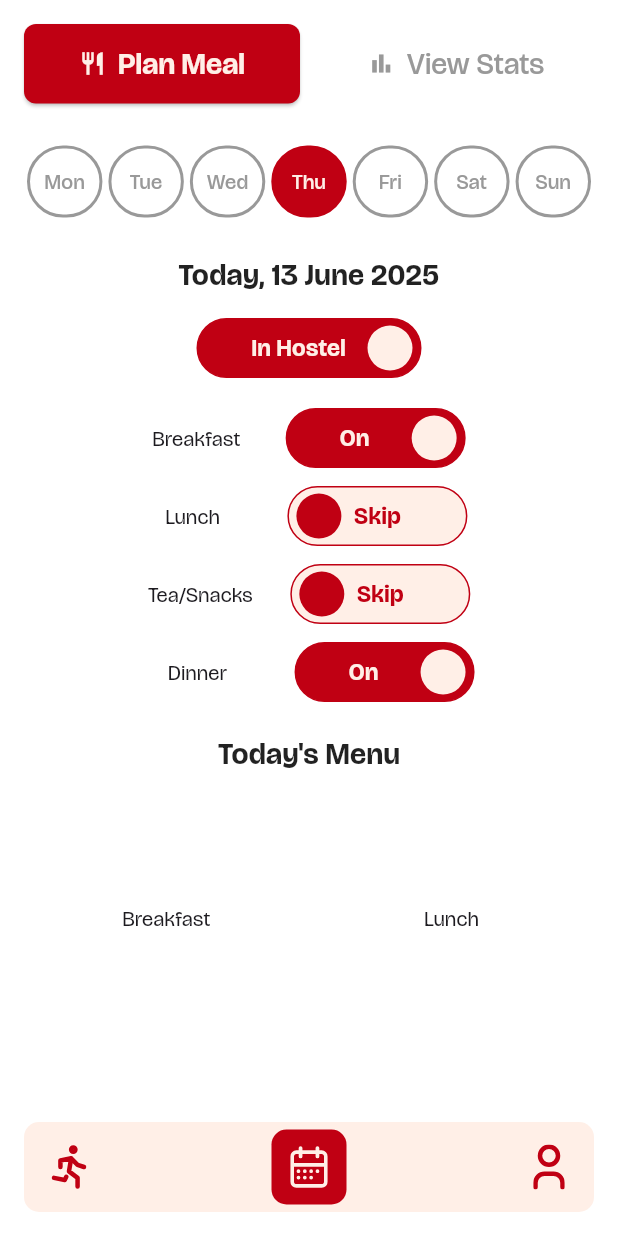
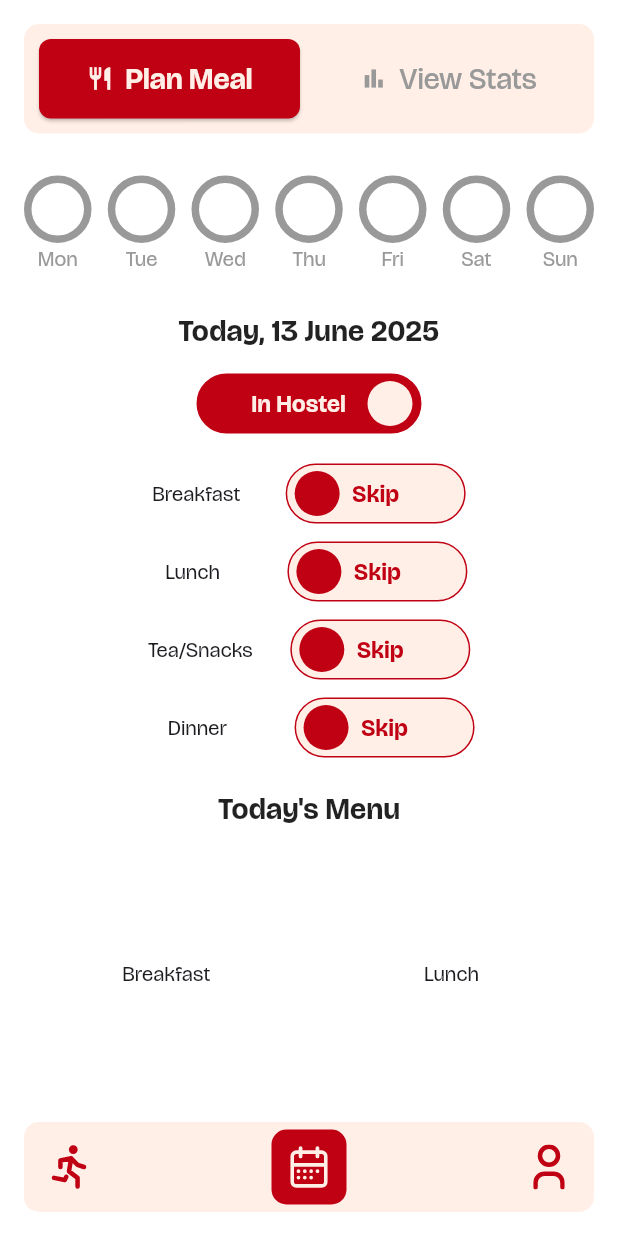
Before and after one commit to roamingworks/Roost, a Flutter app: the ViewState screen opened by its route, after a tap on "Plan Meal", on a phone screen of 412 x 824 dp. Run offline on Flutter 3.47's test engine with Material 3 defaults, Android fonts, the phone set to English and light mode, and no system bars; our stand-ins replace flutter_svg, image_picker; project files that could hold a hidden picture were left out.

Commit message:
Weeks Circles are Created

```diff
--- /dev/null
+++ b/frontend/lib/Components/circle_paint.dart
@@ -0,0 +1,45 @@
+import 'package:flutter/material.dart';
+import 'dart:math';
+import 'package:frontend/Constants/colors.dart';
+
+class CircleProgressPainter extends CustomPainter {
+  final double progress;
+
+  CircleProgressPainter(this.progress);
+
+  @override
+  void paint(Canvas canvas, Size size) {
+    double strokeWidth = 5.0;
+    double radius = (size.width - strokeWidth) / 2;
+    Offset center = Offset(size.width / 2, size.height / 2);
+
+    // Draw gray full circle
+    Paint grayPaint = Paint()
+      ..color = ColorTheme.textSecondary
+      ..strokeWidth = strokeWidth
+      ..style = PaintingStyle.stroke;
+
+    canvas.drawCircle(center, radius, grayPaint);
+
+    // Draw red arc (partial)
+    Paint redPaint = Paint()
+      ..color = ColorTheme.appTertiary
+      ..strokeWidth = strokeWidth
+      ..style = PaintingStyle.stroke
+      ..strokeCap = StrokeCap.round;
+
+    double startAngle = -pi / 2; // Top
+    double sweepAngle = 2 * pi * progress;
+
+    canvas.drawArc(
+      Rect.fromCircle(center: center, radius: radius),
+      startAngle,
+      sweepAngle,
+      false,
+      redPaint,
+    );
+  }
+
+  @override
+  bool shouldRepaint(CustomPainter oldDelegate) => true;
+}
--- a/frontend/lib/Components/togglehostel.dart
+++ b/frontend/lib/Components/togglehostel.dart
@@ -9,11 +9,11 @@ class ToggleHostelButton extends StatefulWidget {
 }
 
 class _ToggleHostelButtonState extends State<ToggleHostelButton> {
-  bool isOn = false;
+  bool outHostel = false;
 
   void toggleSwitch() {
     setState(() {
-      isOn = !isOn;
+      outHostel = !outHostel;
     });
   }
 
@@ -28,21 +28,21 @@ class _ToggleHostelButtonState extends State<ToggleHostelButton> {
         padding: const EdgeInsets.symmetric(horizontal: 5),
         decoration: BoxDecoration(
           border: Border.all(color: ColorTheme.appTertiary, width: 1),
-          color: isOn ? ColorTheme.appSecondary : ColorTheme.appTertiary,
+          color: outHostel ? ColorTheme.appSecondary : ColorTheme.appTertiary,
           borderRadius: BorderRadius.circular(30),
         ),
         child: Stack(
           children: [
             Padding(
               padding:
-                  isOn ? EdgeInsets.only(left: 45) : EdgeInsets.only(right: 14),
+                  outHostel ? EdgeInsets.only(left: 45) : EdgeInsets.only(right: 14),
               child: Align(
-                alignment: isOn ? Alignment(-0.5, 0) : Alignment.center,
+                alignment: outHostel ? Alignment(-0.5, 0) : Alignment.center,
                 child: Text(
-                  isOn ? 'Away' : 'In Hostel',
+                  outHostel ? 'Away' : 'In Hostel',
                   style: TextStyle(
                     color:
-                        isOn ? ColorTheme.appTertiary: ColorTheme.appSecondary,
+                        outHostel ? ColorTheme.appTertiary: ColorTheme.appSecondary,
                     fontSize: 16,
                     fontWeight: FontWeight.bold,
                   ),
@@ -53,13 +53,13 @@ class _ToggleHostelButtonState extends State<ToggleHostelButton> {
             AnimatedAlign(
               duration: const Duration(milliseconds: 300),
               curve: Curves.easeInOut,
-              alignment: isOn ? Alignment.centerLeft : Alignment.centerRight,
+              alignment: outHostel ? Alignment.centerLeft : Alignment.centerRight,
               child: Container(
                 width: 30,
                 height: 30,
                 decoration: BoxDecoration(
                   color:
-                      isOn ? ColorTheme.appTertiary : ColorTheme.appSecondary,
+                      outHostel ? ColorTheme.appTertiary : ColorTheme.appSecondary,
                   shape: BoxShape.circle,
                 ),
               ),
--- a/frontend/lib/Screens/Widgets/Dashboard/dashboard_widget.dart
+++ b/frontend/lib/Screens/Widgets/Dashboard/dashboard_widget.dart
@@ -11,8 +11,14 @@ import 'package:frontend/Components/toggleFood.dart';
 
 class DashboardWidgets {
 
-  static Row topBar(BuildContext context) {
-    return Row(
+  static Container topBar(BuildContext context) {
+    return Container(
+      decoration: BoxDecoration(
+        color: ColorTheme.appSecondary,
+        borderRadius: BorderRadius.circular(10)
+      ),
+      padding: EdgeInsets.all(10),
+      child: Row(
         children: [
           Expanded(
             child: ElevatedButton.icon(
@@ -62,6 +68,7 @@ class DashboardWidgets {
             ),
           ),
         ],
+      ),
     );
   }
 
@@ -89,10 +96,10 @@ class DashboardWidgets {
   static Center mealSelection(BuildContext build){
 
     Map<String, bool> mealStatus = {
-      'breakfast': true,
+      'breakfast': false,
       'lunch': false,
       'teaSnacks': false,
-      'dinner': true,
+      'dinner': false,
     };
 
     return Center(
--- a/frontend/lib/Screens/Widgets/ViewState/view_state_widgets.dart
+++ b/frontend/lib/Screens/Widgets/ViewState/view_state_widgets.dart
@@ -4,8 +4,14 @@ import 'package:flutter/material.dart';
 
 class ViewStateWidgets {
 
-  static Row topBarView(BuildContext context){
-    return Row(
+  static Container topBarView(BuildContext context){
+    return Container(
+      decoration: BoxDecoration(
+        color: ColorTheme.appSecondary,
+        borderRadius: BorderRadius.circular(10)
+      ),
+      padding: EdgeInsets.all(10),
+      child: Row(
         children: [
           Expanded(
             child: OutlinedButton.icon(
@@ -55,6 +61,7 @@ class ViewStateWidgets {
             ),
           ),
         ],
+      ),
     );
   }
 
--- a/frontend/lib/Screens/dashboard.dart
+++ b/frontend/lib/Screens/dashboard.dart
@@ -6,6 +6,7 @@ import 'package:flutter/material.dart';
 // Components
 import 'package:frontend/Components/togglehostel.dart';
 import 'package:frontend/Components/bottom_nav.dart';
+import 'package:frontend/Components/circle_paint.dart';
 
 // Themes
 import 'package:frontend/Constants/colors.dart';
@@ -21,23 +22,18 @@ class MealPlannerDashboard extends StatefulWidget {
 }
 
 class _MealPlannerDashboardState extends State<MealPlannerDashboard> {
-  int selectedDay = 3;
-  bool isInHostel = true;
+  int _tapCount = 0;
+  final List<String> days = ['Mon', 'Tue', 'Wed', 'Thu', 'Fri', 'Sat', 'Sun'];
 
-  final List<String> days = ['Mon', 'Tue', 'Wed', 'Thu', 'Fri', 'Sat', 'Sun'];
-  final List<String> fullDays = [
-    'Monday',
-    'Tuesday',
-    'Wednesday',
-    'Thursday',
-    'Friday',
-    'Saturday',
-    'Sunday',
-  ];
-
+  void _increaseProgress() {
+    setState(() {
+      _tapCount = (_tapCount + 1) % 5;
+    });
+  }
 
   @override
   Widget build(BuildContext context) {
+    double progress = _tapCount / 4;
     return Scaffold(
       body: SafeArea(
         child: Padding(
@@ -49,50 +45,24 @@ class _MealPlannerDashboardState extends State<MealPlannerDashboard> {
               DashboardWidgets.topBar(context),
               SizedBox(height: 28),
 
+              // Weeks
               Row(
+                mainAxisAlignment: MainAxisAlignment.spaceBetween,
                 children: List.generate(7, (index) {
-                  bool isSelected = index == selectedDay;
-                  return Expanded(
-                    child: GestureDetector(
-                      onTap: () {
-                        setState(() {
-                          selectedDay = index;
-                        });
-                      },
-                      child: Container(
-                        margin: EdgeInsets.symmetric(horizontal: 2),
-                        padding: EdgeInsets.symmetric(vertical: 12),
-                        decoration: BoxDecoration(
-                          color:
-                              isSelected
-                                  ? ColorTheme.appTertiary
-                                  : Colors.transparent,
-                          border: Border.all(
-                            color:
-                                isSelected
-                                    ? ColorTheme.appTertiary
-                                    : ColorTheme.textSecondary,
-                            width: 2,
-                          ),
-                          borderRadius: BorderRadius.circular(25),
-                        ),
-                        child: Text(
-                          days[index],
-                          textAlign: TextAlign.center,
-                          style: TextStyle(
-                            color:
-                                isSelected
-                                    ? ColorTheme.appSecondary
-                                    : ColorTheme.textSecondary,
-                            fontWeight: FontWeight.w500,
-                          ),
+                  return Column(
+                    children: [
+                      CustomPaint(
+                        painter: CircleProgressPainter(progress),
+                        child: SizedBox(
+                          width: 45,
+                          height: 45,
                         ),
                       ),
-                    ),
-                  );
+                      Text(days[index],style: TextStyle(color: ColorTheme.textSecondary),)
+                    ],
+                  ) ;
                 }),
               ),
-
               SizedBox(height: 24),
 
               // Date Widget
@@ -103,7 +73,7 @@ class _MealPlannerDashboardState extends State<MealPlannerDashboard> {
               Center(child: Column(children: [ToggleHostelButton()])),
               SizedBox(height: 20),
 
-              // Meal Selection
+              // Meal Toggle
               DashboardWidgets.mealSelection(context),
               SizedBox(height: 20),
 
```
Lines whose indentation alone changed are shown as unchanged.
